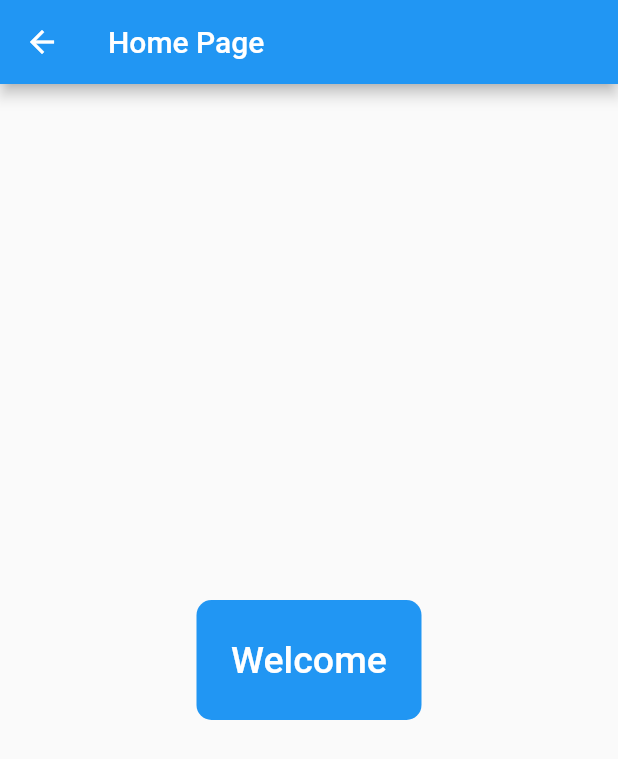
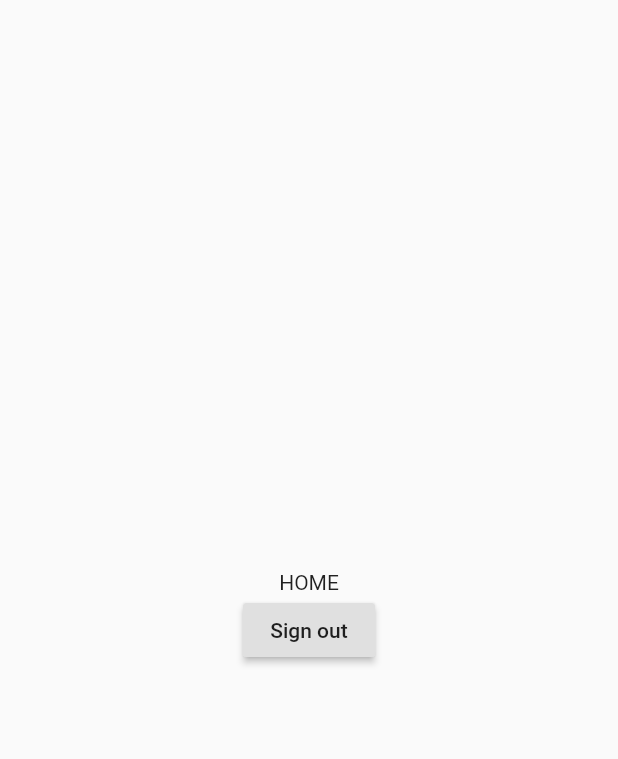
Before and after one commit to DJGreaves/MobileApp, a Flutter app: the HomePage screen opened directly, on a phone screen of 412 x 824 dp. Shown: the top 759 px of the screen. Run offline on Flutter 3.47's test engine with Material 2 defaults, Android fonts, the phone set to English and light mode, and no system bars; our stand-ins replace firebase_auth, firebase_core; accounts and stored records are empty.

```diff
--- a/lib/HomePage.dart
+++ /dev/null
@@ -1,34 +0,0 @@
-import 'package:flutter/material.dart';
-
-class HomePage extends StatefulWidget {
-  @override
-  _HomePageState createState() => _HomePageState();
-}
-
-class _HomePageState extends State<HomePage> {
-  @override
-  Widget build(BuildContext context) {
-    return Scaffold(
-      appBar: AppBar(
-        title: Text('Home Page'),
-      ),
-      body: Center(
-        child: Container(
-          height: 80,
-          width: 150,
-          decoration: BoxDecoration(
-              color: Colors.blue, borderRadius: BorderRadius.circular(10)),
-          child: FlatButton(
-            onPressed: () {
-              Navigator.pop(context);
-            },
-            child: Text(
-              'Welcome',
-              style: TextStyle(color: Colors.white, fontSize: 25),
-            ),
-          ),
-        ),
-      ),
-    );
-  }
-}
--- /dev/null
+++ b/lib/home_page.dart
@@ -0,0 +1,25 @@
+import 'package:flutter/material.dart';
+import 'package:provider/provider.dart';
+import 'authentication_service.dart';
+
+class HomePage extends StatelessWidget {
+  @override
+  Widget build(BuildContext context) {
+    return Scaffold(
+      body: Center(
+        child: Column(
+          mainAxisAlignment: MainAxisAlignment.center,
+          children: [
+            Text("HOME"),
+            RaisedButton(
+              onPressed: () {
+                context.read<AuthenticationService>().signOut();
+              },
+              child: Text("Sign out"),
+            ),
+          ],
+        ),
+      ),
+    );
+  }
+}
```
Also changed, not shown: lib/authentication_service.dart (added, +43 -0 lines), lib/main.dart (+33 -99 lines), lib/sign_in_page.dart (added, +105 -0 lines), pubspec.yaml (+7 -0 lines), pubspec.lock, 8 other files.
